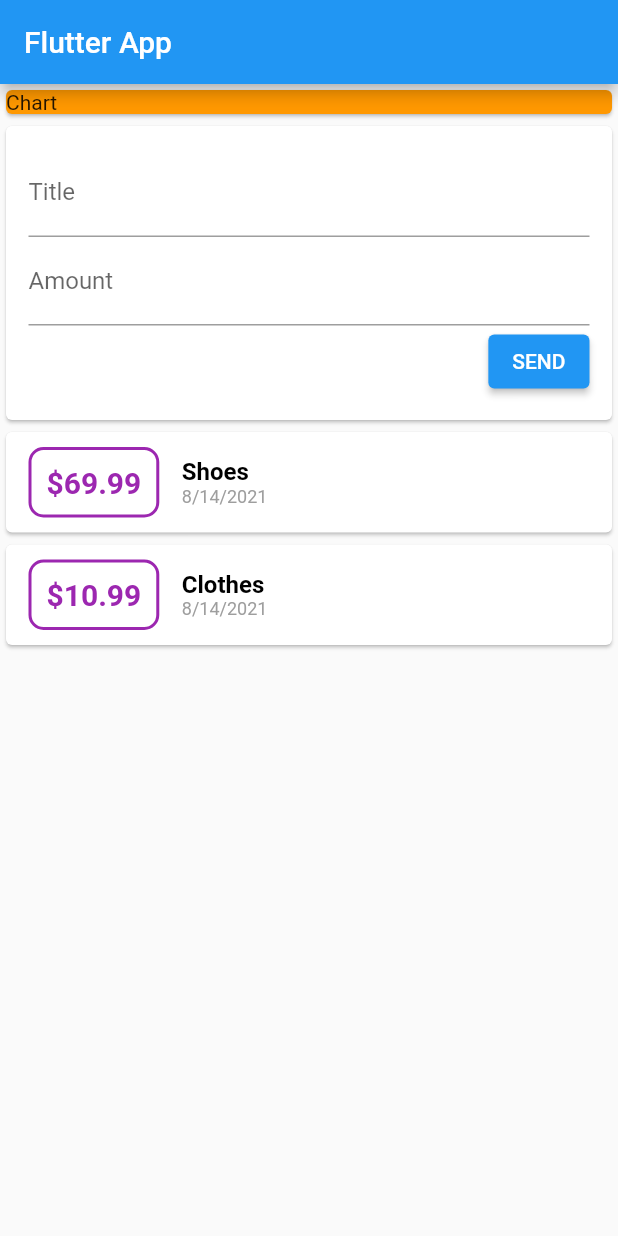
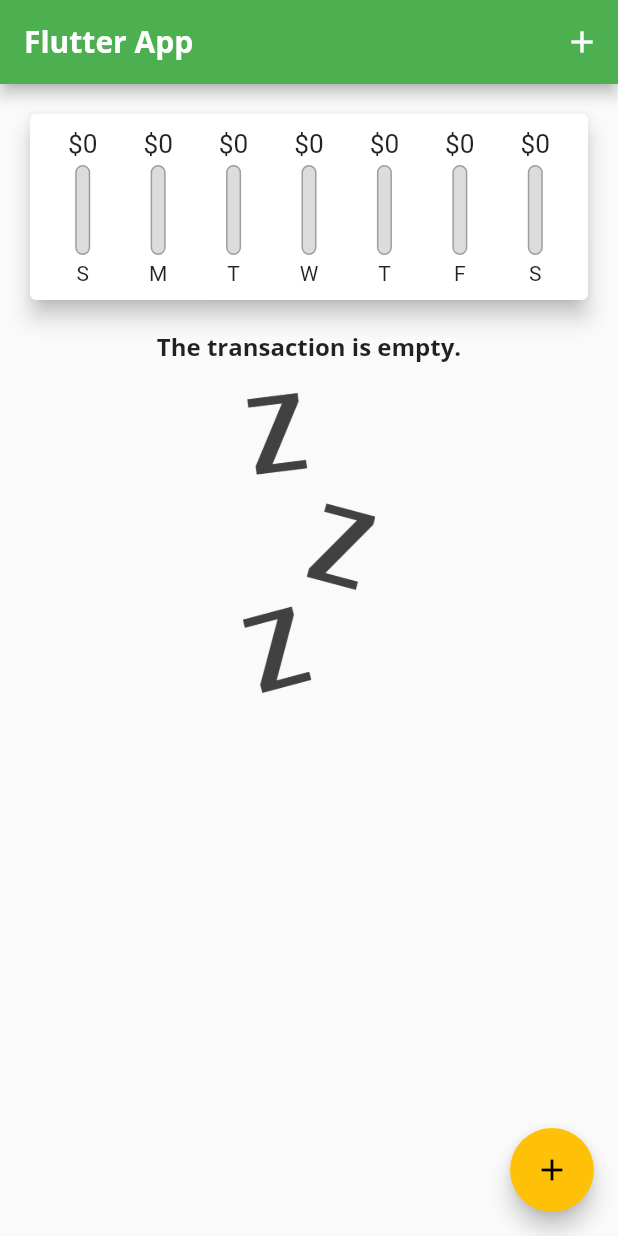
Before and after one commit to SYJINTW/expense_app, a Flutter app: the screen it shows after launch, on a phone screen of 412 x 824 dp. Run offline on Flutter 3.47's test engine with Material 2 defaults, Android fonts, the phone set to English and light mode, and no system bars.

Commit message:
almost finish

```diff
--- a/lib/main.dart
+++ b/lib/main.dart
@@ -1,38 +1,126 @@
 import 'package:flutter/material.dart';
 
-import 'widgets/user_transaction.dart';
+import 'models/transaction.dart';
+
+import 'widgets/new_transaction.dart';
+import 'widgets/transaction_list.dart';
+import 'widgets/chart.dart';
 
 void main() => runApp(MyApp());
 
-class MyApp extends StatefulWidget {
+class MyApp extends StatelessWidget {
   @override
-  State<StatefulWidget> createState() {
-    return _MyAppState();
+  Widget build(BuildContext context) {
+    return MaterialApp(
+      title: 'Personal Expenses',
+      theme: ThemeData(
+        primarySwatch: Colors.green,
+        accentColor: Colors.amber,
+        fontFamily: 'Quicksand',
+        appBarTheme: AppBarTheme(
+          textTheme: ThemeData.light().textTheme.copyWith(
+                title: TextStyle(
+                  fontFamily: 'OpenSans',
+                  fontSize: 20,
+                  fontWeight: FontWeight.bold,
+                ),
+              ),
+        ),
+        textTheme: ThemeData.light().textTheme.copyWith(
+              title: TextStyle(
+                fontFamily: 'OpenSans',
+                fontSize: 16,
+                fontWeight: FontWeight.bold,
+              ),
+            ),
+      ),
+      home: MyHomePage(),
+    );
   }
 }
 
-class _MyAppState extends State<MyApp> {
+class MyHomePage extends StatefulWidget {
+  @override
+  State<StatefulWidget> createState() {
+    return _MyHomePage();
+  }
+}
+
+class _MyHomePage extends State<MyHomePage> {
+  final List<Transaction> _userTransactions = [
+    // Transaction(
+    //   id: 't1',
+    //   title: 'Shoes',
+    //   amount: 69.99,
+    //   date: DateTime.now(),
+    // ),
+    // Transaction(
+    //   id: 't2',
+    //   title: 'Clothes',
+    //   amount: 10.99,
+    //   date: DateTime.now(),
+    // ),
+  ];
+
+  // getter to create a list that only have data in last 7 days
+  List<Transaction> get _recentTransactions {
+    return _userTransactions.where((tx) {
+      return tx.date.isAfter(DateTime.now().subtract(
+        Duration(days: 7),
+      ));
+    }).toList();
+  }
+
+  void _addNewTransaction(String txTitle, double txAmount) {
+    final newTx = Transaction(
+      id: DateTime.now().toString(),
+      title: txTitle,
+      amount: txAmount,
+      date: DateTime.now(),
+    );
+
+    setState(() {
+      _userTransactions.add(newTx);
+    });
+  }
+
+  void _startAddNewTransaction(BuildContext ctx) {
+    showModalBottomSheet(
+      context: ctx,
+      builder: (_) {
+        return NewTransaction(_addNewTransaction);
+      },
+    );
+  }
+
   @override
   Widget build(BuildContext context) {
-    return MaterialApp(
-      home: Scaffold(
-        appBar: AppBar(
-          title: Text('Flutter App'),
-        ),
-        body: Column(
+    return Scaffold(
+      appBar: AppBar(
+        title: Text('Flutter App'),
+        actions: <Widget>[
+          IconButton(
+            icon: Icon(Icons.add),
+            onPressed: () => _startAddNewTransaction(context),
+          ),
+        ],
+      ),
+      body: SingleChildScrollView(
+        child: Column(
           mainAxisAlignment: MainAxisAlignment.start,
           crossAxisAlignment: CrossAxisAlignment.stretch,
           children: <Widget>[
-            Container(
-              width: double.infinity,
-              child: Card(
-                child: Text('Chart'),
-                color: Colors.orange,
-              ),
-            ),
-            UserTransaction(),
+            Chart(_recentTransactions),
+            TransactionList(_userTransactions),
           ],
         ),
+      ),
+      floatingActionButtonLocation: FloatingActionButtonLocation.endFloat,
+      floatingActionButton: FloatingActionButton(
+        child: Icon(
+          Icons.add,
+        ),
+        onPressed: () => _startAddNewTransaction(context),
       ),
     );
   }
--- /dev/null
+++ b/lib/widgets/chart.dart
@@ -0,0 +1,69 @@
+import 'package:expense_app/widgets/chart_bar.dart';
+import 'package:flutter/material.dart';
+import 'package:intl/intl.dart';
+import '../models/transaction.dart';
+import 'chart_bar.dart';
+
+class Chart extends StatelessWidget {
+  final List<Transaction> recentTransactions;
+
+  Chart(this.recentTransactions);
+
+  List<Map<String, Object>> get groupedTransactionValues {
+    return List.generate(
+      7,
+      (index) {
+        final weekDay = DateTime.now().subtract(Duration(days: index));
+        double totalSum = 0.0;
+
+        for (var i = 0; i < recentTransactions.length; i++) {
+          if (recentTransactions[i].date.day == weekDay.day &&
+              recentTransactions[i].date.month == weekDay.month &&
+              recentTransactions[i].date.year == weekDay.year) {
+            totalSum += recentTransactions[i].amount;
+          }
+        }
+
+        // print(DateFormat.E().format(weekDay));
+        // print(totalSum);
+
+        return {
+          'day': DateFormat.E().format(weekDay).substring(0, 1),
+          'amount': totalSum,
+        };
+      },
+    ).reversed.toList();
+  }
+
+  double get totalSpending {
+    return groupedTransactionValues.fold(0.0, (sum, item) {
+      return sum + (item['amount'] as double);
+    });
+  }
+
+  @override
+  Widget build(BuildContext context) {
+    print(groupedTransactionValues);
+    return Card(
+      elevation: 6,
+      margin: EdgeInsets.all(20),
+      child: Container(
+        padding: EdgeInsets.all(10),
+        child: Row(
+          mainAxisAlignment: MainAxisAlignment.spaceAround,
+          children: groupedTransactionValues.map((data) {
+            return Flexible(
+              fit: FlexFit.tight,
+              child: ChartBar(
+                  (data['day'] as String),
+                  (data['amount'] as double),
+                  totalSpending == 0.0
+                      ? 0.0
+                      : (data['amount'] as double) / totalSpending),
+            );
+          }).toList(),
+        ),
+      ),
+    );
+  }
+}
--- /dev/null
+++ b/lib/widgets/chart_bar.dart
@@ -0,0 +1,55 @@
+import 'package:flutter/material.dart';
+
+class ChartBar extends StatelessWidget {
+  final String label;
+  final double spendingAmount;
+  final double spendingPctOfTotal;
+
+  ChartBar(this.label, this.spendingAmount, this.spendingPctOfTotal);
+
+  @override
+  Widget build(BuildContext context) {
+    return Column(
+      children: [
+        Container(
+          height: 20,
+          child: FittedBox(
+            child: Text('\$${spendingAmount.toStringAsFixed(0)}'),
+          ),
+        ),
+        SizedBox(
+          height: 4,
+        ),
+        Container(
+          height: 60,
+          width: 10,
+          child: Stack(
+            children: [
+              //bottom
+              Container(
+                decoration: BoxDecoration(
+                  border: Border.all(color: Colors.grey, width: 1.0),
+                  color: Color.fromRGBO(220, 220, 220, 1),
+                  borderRadius: BorderRadius.circular(10),
+                ),
+              ),
+              FractionallySizedBox(
+                heightFactor: spendingPctOfTotal,
+                child: Container(
+                  decoration: BoxDecoration(
+                    color: Theme.of(context).primaryColor,
+                    borderRadius: BorderRadius.circular(10),
+                  ),
+                ),
+              )
+            ],
+          ),
+        ),
+        SizedBox(
+          height: 4,
+        ),
+        Text(label),
+      ],
+    );
+  }
+}
--- a/lib/widgets/new_transaction.dart
+++ b/lib/widgets/new_transaction.dart
@@ -1,11 +1,35 @@
 import 'package:flutter/material.dart';
 
-class NewTransaction extends StatelessWidget {
+class NewTransaction extends StatefulWidget {
   final Function addTx;
+
+  NewTransaction(this.addTx);
+
+  @override
+  _NewTransactionState createState() => _NewTransactionState();
+}
+
+class _NewTransactionState extends State<NewTransaction> {
   final titleController = TextEditingController();
+
   final amountController = TextEditingController();
 
-  NewTransaction(this.addTx);
+  void submitData() {
+    final enteredTitle = titleController.text;
+    final enteredAmount = double.parse(amountController.text);
+
+    if (enteredTitle.isEmpty || enteredAmount <= 0) {
+      return;
+    }
+
+    widget.addTx(
+      enteredTitle,
+      enteredAmount,
+    );
+
+    // when press 'done', the ModalBottomSheet will automatical close
+    Navigator.of(context).pop();
+  }
 
   @override
   Widget build(BuildContext context) {
@@ -22,15 +46,12 @@ class NewTransaction extends StatelessWidget {
             TextField(
               decoration: InputDecoration(labelText: 'Amount'),
               controller: amountController,
+              keyboardType: TextInputType.number,
+              onSubmitted: (_) => submitData,
             ),
             ElevatedButton(
               child: Text('SEND'),
-              onPressed: () {
-                addTx(
-                  titleController.text,
-                  double.parse(amountController.text),
-                );
-              },
+              onPressed: submitData,
             ),
           ],
         ),
--- a/lib/widgets/transaction_list.dart
+++ b/lib/widgets/transaction_list.dart
@@ -10,60 +10,107 @@ class TransactionList extends StatelessWidget {
   @override
   Widget build(BuildContext context) {
     return Container(
-      height: 400,
-      child: ListView.builder(
+      height: 300,
+      child: transactions.isEmpty
+          ? Container(
+              child: Column(
+                children: [
+                  Text(
+                    'The transaction is empty.',
+                    style: Theme.of(context).textTheme.title,
+                  ),
+                  SizedBox(
+                    height: 20,
+                  ),
+                  Container(
+                    height: 200,
+                    child: Image.asset('assets/images/waiting.png'),
+                  )
+                ],
+              ),
+            )
+          : ListView.builder(
               itemBuilder: (ctx, index) {
                 return Card(
-            child: Row(
-              children: [
-                Container(
+                  elevation: 5,
                   margin: EdgeInsets.symmetric(
                     vertical: 10,
-                    horizontal: 15,
+                    horizontal: 5,
                   ),
-                  padding: EdgeInsets.all(10),
-                  decoration: BoxDecoration(
-                    border: Border.all(
-                      width: 2,
-                      color: Colors.purple, // Border Color
-                    ),
-                    borderRadius: BorderRadius.circular(10),
-                  ),
+                  child: ListTile(
+                    leading: CircleAvatar(
+                      radius: 30,
+                      child: Container(
+                        padding: EdgeInsets.all(6),
+                        child: FittedBox(
                           child: Text(
-                    '\$${transactions[index].amount}',
-                    style: TextStyle(
-                      fontSize: 20,
-                      fontWeight: FontWeight.bold,
-                      color: Colors.purple, // Text color
+                              '\$${transactions[index].amount.toStringAsFixed(2)}'),
                         ),
                       ),
                     ),
-                Column(
-                  crossAxisAlignment: CrossAxisAlignment.start,
-                  children: [
-                    Text(
-                      transactions[index].title,
-                      style: TextStyle(
-                        fontSize: 16,
-                        fontWeight: FontWeight.bold,
-                        color: Colors.black,
+                    title: Text(
+                      '${transactions[index].title}',
+                      style: Theme.of(context).textTheme.title,
                     ),
-                      // textAlign: TextAlign.left,
+                    subtitle: Text(
+                      DateFormat('yMd').format(transactions[index].date),
+                      style: Theme.of(context).textTheme.subtitle1,
                     ),
-                    Text(
-                      DateFormat('yMd').format(transactions[index].date),
-                      style: TextStyle(
-                        fontSize: 12,
-                        fontWeight: FontWeight.normal,
-                        color: Colors.grey,
-                      ),
-                      // textAlign: TextAlign.left,
-                    ),
-                  ],
-                ),
-              ],
                   ),
                 );
+                // return Card(
+                //   child: Row(
+                //     children: <Widget>[
+                //       Container(
+                //         margin: EdgeInsets.symmetric(
+                //           vertical: 10,
+                //           horizontal: 15,
+                //         ),
+                //         padding: EdgeInsets.all(10),
+                //         decoration: BoxDecoration(
+                //           border: Border.all(
+                //             width: 2,
+                //             color:
+                //                 Theme.of(context).primaryColor, // Border Color
+                //           ),
+                //           borderRadius: BorderRadius.circular(10),
+                //         ),
+                //         child: Text(
+                //           '\$${transactions[index].amount.toStringAsFixed(2)}',
+                //           style: TextStyle(
+                //             fontSize: 20,
+                //             fontWeight: FontWeight.bold,
+                //             color: Theme.of(context).primaryColor, // Text color
+                //           ),
+                //         ),
+                //       ),
+                //       Column(
+                //         crossAxisAlignment: CrossAxisAlignment.start,
+                //         children: [
+                //           Text(
+                //             transactions[index].title,
+                //             style: Theme.of(context).textTheme.title,
+                //             // style: TextStyle(
+                //             //   fontSize: 16,
+                //             //   fontWeight: FontWeight.bold,
+                //             //   color: Colors.black,
+                //             // ),
+                //             // textAlign: TextAlign.left,
+                //           ),
+                //           Text(
+                //             DateFormat('yMd').format(transactions[index].date),
+                //             style: TextStyle(
+                //               fontSize: 12,
+                //               fontWeight: FontWeight.normal,
+                //               color: Colors.grey,
+                //             ),
+                //             // textAlign: TextAlign.left,
+                //           ),
+                //         ],
+                //       ),
+                //     ],
+                //   ),
+                // );
               },
               itemCount: transactions.length,
             ),
--- a/lib/widgets/user_transaction.dart
+++ /dev/null
@@ -1,50 +0,0 @@
-import 'package:flutter/material.dart';
-
-import '../models/transaction.dart';
-
-import 'transaction_list.dart';
-import 'new_transaction.dart';
-
-class UserTransaction extends StatefulWidget {
-  @override
-  _UserTransactionState createState() => _UserTransactionState();
-}
-
-class _UserTransactionState extends State<UserTransaction> {
-  final List<Transaction> _userTransactions = [
-    Transaction(
-      id: 't1',
-      title: 'Shoes',
-      amount: 69.99,
-      date: DateTime.now(),
-    ),
-    Transaction(
-      id: 't2',
-      title: 'Clothes',
-      amount: 10.99,
-      date: DateTime.now(),
-    ),
-  ];
-
-  void _addNewTransaction(String txTitle, double txAmount) {
-    final newTx = Transaction(
-        id: DateTime.now().toString(),
-        title: txTitle,
-        amount: txAmount,
-        date: DateTime.now());
-
-    setState(() {
-      _userTransactions.add(newTx);
-    });
-  }
-
-  @override
-  Widget build(BuildContext context) {
-    return Column(
-      children: [
-        NewTransaction(_addNewTransaction),
-        TransactionList(_userTransactions),
-      ],
-    );
-  }
-}
```
Also changed, not shown: pubspec.yaml (+14 -8 lines), assets/fonts/OpenSans-Bold.ttf (added), assets/fonts/OpenSans-Regular.ttf (added), assets/fonts/Quicksand-Bold.ttf (added), assets/fonts/Quicksand-Light.ttf (added), assets/fonts/Quicksand-Medium.ttf (added), assets/fonts/Quicksand-Regular.ttf (added), assets/images/waiting.png (added). Lines whose indentation alone changed are shown as unchanged.
